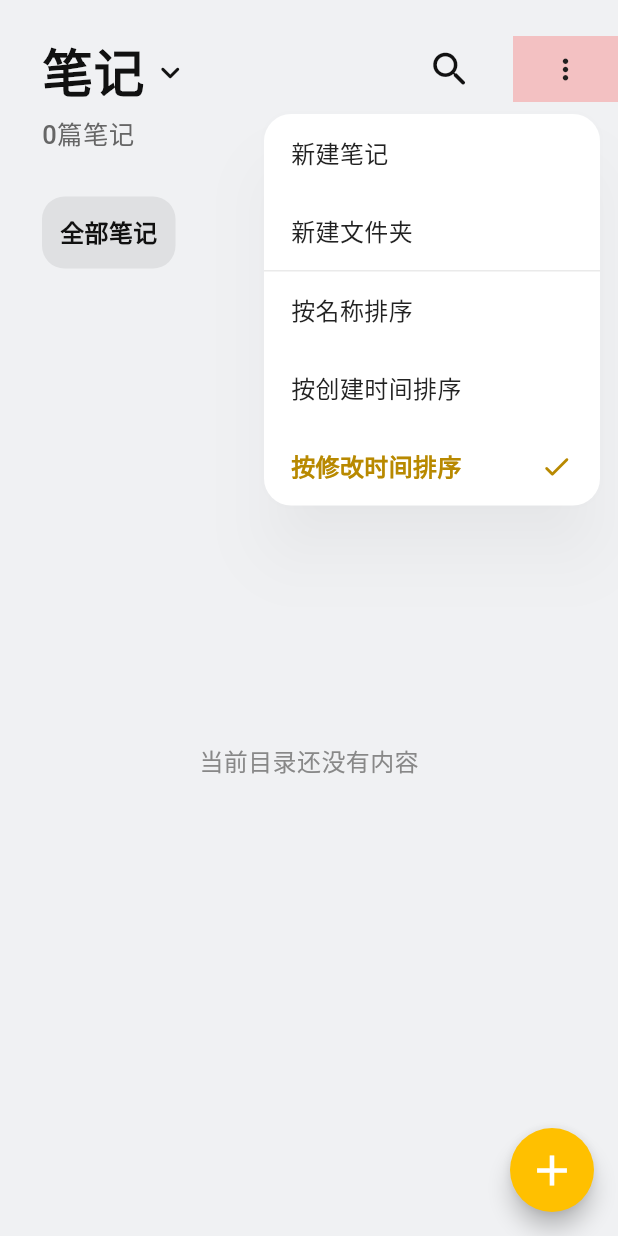
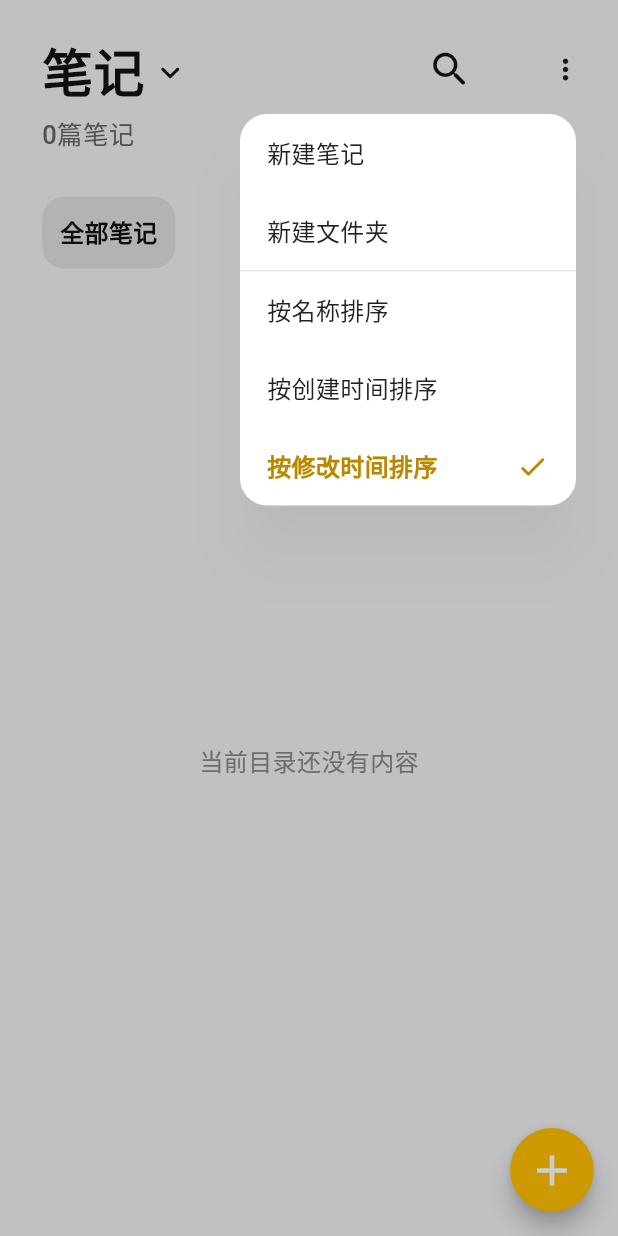
Before and after one commit to Dr-Kaisa/myNote, a Flutter app: the NoteHomePage screen opened directly, after a tap on the "add" icon, after a tap on the "more vert" icon, on a phone screen of 412 x 824 dp. Run offline on Flutter 3.47's test engine with Material 3 defaults, Android fonts, the light colour scheme and no system bars.

Commit message:
feat(notes): 新增首页更多菜单与排序切换功能

```diff
--- a/lib/widgets/note_home_page.dart
+++ b/lib/widgets/note_home_page.dart
@@ -442,7 +442,9 @@ class _NoteHomePageState extends State<NoteHomePage> {
     final double menuWidth = screenSize.width < 248
         ? screenSize.width - 24
         : 224;
-    final double menuLeft = (buttonOffset.dx + buttonSize.width - menuWidth)
+    // 菜单右侧对齐下方笔记内容右边缘，而不是贴到顶部栏最右侧。
+    final double menuRight = buttonOffset.dx + buttonSize.width - 28;
+    final double menuLeft = (menuRight - menuWidth)
         .clamp(12.0, screenSize.width - menuWidth - 12.0)
         .toDouble();
     final double menuTop = (buttonOffset.dy + buttonSize.height + 8)
@@ -505,7 +507,23 @@ class _NoteHomePageState extends State<NoteHomePage> {
             onPointerCancel: (_) {
               _hideMoreMenu();
             },
-            child: const SizedBox.expand(),
+            child: TweenAnimationBuilder<double>(
+              duration: Duration(milliseconds: _isMoreMenuClosing ? 160 : 180),
+              curve: _isMoreMenuClosing
+                  ? Curves.easeInCubic
+                  : Curves.easeOutCubic,
+              tween: Tween<double>(
+                begin: _isMoreMenuClosing ? 1 : 0,
+                end: _isMoreMenuClosing ? 0 : 1,
+              ),
+              builder: (BuildContext context, double value, Widget? child) {
+                return Opacity(opacity: value, child: child);
+              },
+              child: Container(
+                // 更多菜单外部遮罩背景样式。
+                color: const Color(0x33000000),
+              ),
+            ),
           ),
         ),
         Positioned(
@@ -1707,8 +1725,6 @@ class _NoteHomePageState extends State<NoteHomePage> {
               ),
               Container(
                 key: _moreMenuButtonKey,
-                // 临时查看三个点按钮区域背景样式。
-                color: const Color(0x33FF0000),
                 child: Tooltip(
                   message: '更多操作，${_getSortModeLabel(_activeSortMode)}',
                   child: GestureDetector(
```
